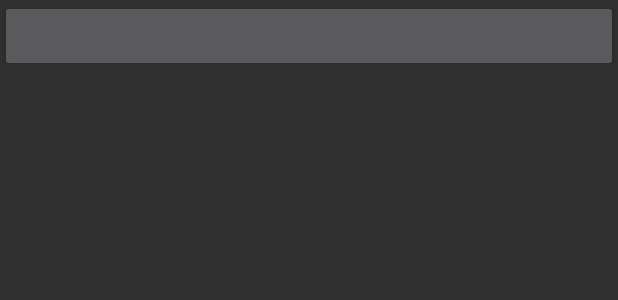
After one commit to funnywolfdadada/LittleDemon, an Android app: the layout fragment_layout_demo_host.xml on its own in the app's theme, with its tools: preview values and no code run, on a phone screen of 412 x 824 dp. The commit adds this screen. Shown: the top 300 px of the screen. Run offline under Robolectric (Android 15) with nearby library versions, the phone set to English and light mode, and no system bars.

Commit message:
add demo

```diff
--- a/app/build.gradle
+++ b/app/build.gradle
@@ -40,6 +40,7 @@ dependencies {
     implementation "io.reactivex.rxjava2:rxjava:2.2.8"
     implementation 'com.squareup.retrofit2:adapter-rxjava2:2.4.0'
     implementation 'com.google.android.material:material:1.1.0-alpha09'
+    implementation 'androidx.swiperefreshlayout:swiperefreshlayout:1.1.0-alpha02'
 }
 
 println("""
--- a/app/src/main/java/com/funnywolf/littledemon/MainActivity.kt
+++ b/app/src/main/java/com/funnywolf/littledemon/MainActivity.kt
@@ -3,6 +3,7 @@ package com.funnywolf.littledemon
 import android.os.Bundle
 import androidx.appcompat.app.AppCompatActivity
 import androidx.fragment.app.Fragment
+import com.funnywolf.littledemon.demo.DemoHostFragment
 import com.funnywolf.littledemon.fragments.*
 import com.funnywolf.littledemon.live.BaseLiveObservable
 
@@ -12,7 +13,8 @@ class MainActivity : AppCompatActivity() {
         super.onCreate(savedInstanceState)
         setContentView(R.layout.activity_main)
 
-        addFragment(FragmentIntent(HostFragment::class.java), false)
+//        addFragment(FragmentIntent(HostFragment::class.java), false)
+        addFragment(FragmentIntent(DemoHostFragment::class.java), false)
         intentObserver.addObserver(this::startFragment, this, false)
     }
 
--- /dev/null
+++ b/app/src/main/res/layout/fragment_layout_demo_host.xml
@@ -0,0 +1,17 @@
+<?xml version="1.0" encoding="utf-8"?>
+<androidx.core.widget.NestedScrollView
+        xmlns:android="http://schemas.android.com/apk/res/android"
+        android:layout_width="match_parent"
+        android:layout_height="match_parent">
+    <LinearLayout
+            android:orientation="vertical"
+            android:layout_width="match_parent"
+            android:layout_height="match_parent" >
+
+        <Button
+                android:id="@+id/listDemo"
+                android:layout_width="match_parent"
+                android:layout_height="wrap_content" />
+
+    </LinearLayout>
+</androidx.core.widget.NestedScrollView>
```
Also changed, not shown: app/src/main/java/com/funnywolf/littledemon/demo/DemoHostFragment.kt (added, +33 -0 lines), app/src/main/java/com/funnywolf/littledemon/demo/ListDemoFragment.kt (added, +32 -0 lines), app/src/main/java/com/funnywolf/littledemon/test/InnerStaticClassTest.java (deleted, +0 -27 lines), app/src/main/java/com/funnywolf/littledemon/test/TestCoroutine.kt (deleted, +0 -48 lines), app/src/main/res/layout/fragment_layout_demo_list.xml (added, +17 -0 lines).
